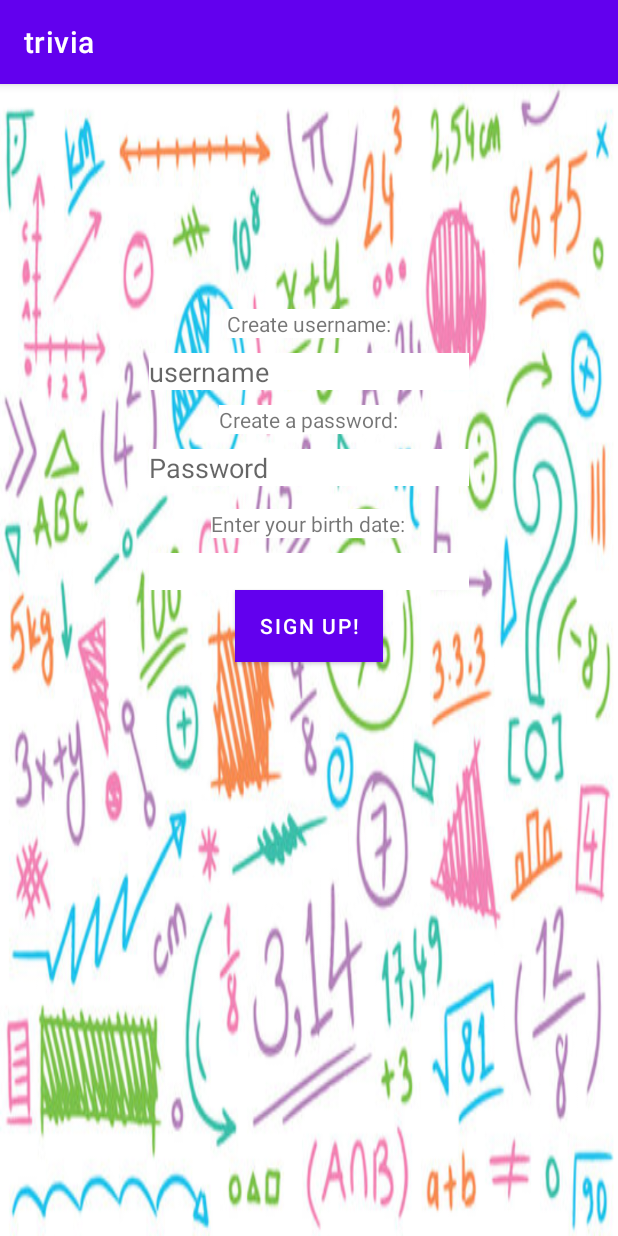
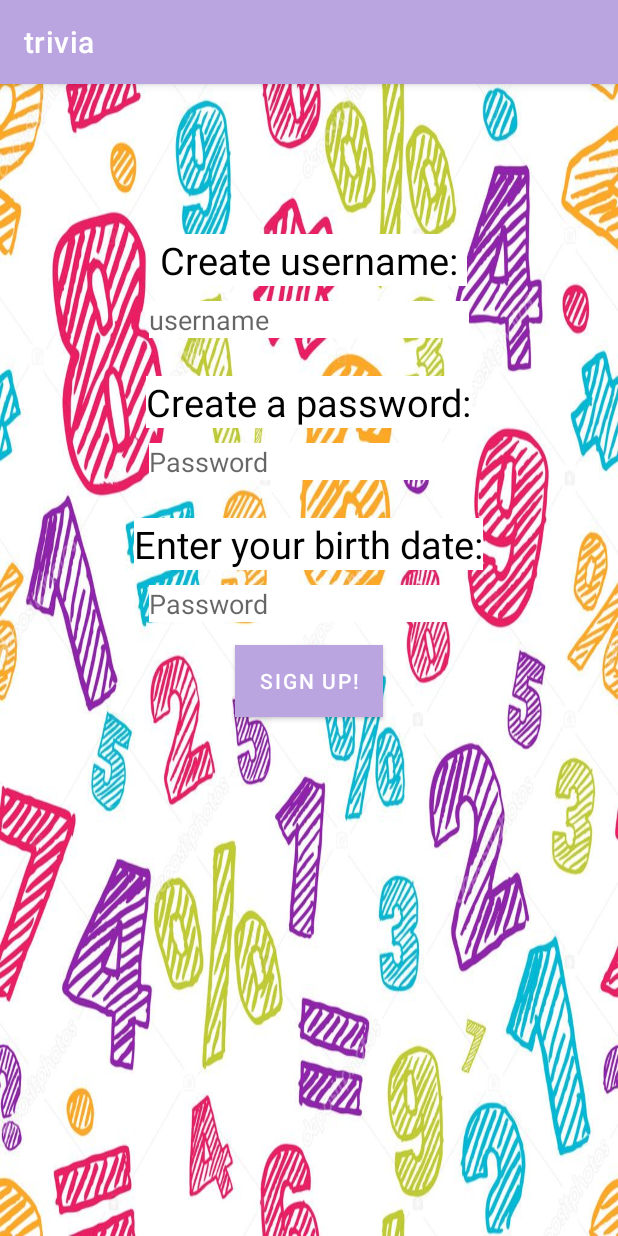
Before and after one commit to swiftie1321/TriviaProject, an Android app: the SignUpScreen screen opened directly, with no data from a screen before it, on a phone screen of 412 x 824 dp. Run offline under Robolectric (Android 15) with nearby library versions, the light colour scheme and no system bars.

Commit message:
Everything running smoothly. I've added an empty class of Profile. New background that is more relevant. Fixed past problems. Connected to FireBase. All systems are up-to-date.

```diff
--- a/app/build.gradle
+++ b/app/build.gradle
@@ -35,8 +35,8 @@ dependencies {
     implementation 'com.google.android.material:material:1.2.1'
     implementation 'androidx.constraintlayout:constraintlayout:2.0.4'
     implementation 'androidx.wear:wear:1.0.0'
-    implementation 'com.google.firebase:firebase-auth:19.2.0'
-    implementation 'com.google.firebase:firebase-database:19.2.1'
+    implementation 'com.google.firebase:firebase-auth:20.0.4'
+    implementation 'com.google.firebase:firebase-database:19.7.0'
     testImplementation 'junit:junit:4.+'
     androidTestImplementation 'androidx.test.ext:junit:1.1.2'
     androidTestImplementation 'androidx.test.espresso:espresso-core:3.3.0'
--- /dev/null
+++ b/app/src/main/java/com/example/trivia/ProfileClass.java
@@ -0,0 +1,5 @@
+package com.example.trivia;
+
+public class ProfileClass {
+
+}
--- a/app/src/main/java/com/example/trivia/SignUpScreen.java
+++ b/app/src/main/java/com/example/trivia/SignUpScreen.java
@@ -48,12 +48,11 @@ public class SignUpScreen extends AppCompatActivity implements View.OnClickListe
             Intent intent_sign_up = new Intent(this, logged_In_Screen.class);
             intent_sign_up.putExtra("username", username.getText().toString());
             intent_sign_up.putExtra("password", password.getText().toString());
-            intent_sign_up.putExtra("age", age.getText().toString());
 
             SharedPreferences.Editor edit = users_list.edit();
             edit.putString("username", username.getText().toString());
             edit.putString("password", password.getText().toString());
-            edit.putString("age", age.getText().toString());
+
             edit.commit();
             Toast.makeText(this,"User Created!", Toast.LENGTH_SHORT).show();
 
--- a/app/src/main/res/layout/activity_game.xml
+++ b/app/src/main/res/layout/activity_game.xml
@@ -6,6 +6,6 @@
     android:layout_width="match_parent"
     android:layout_height="match_parent"
     tools:context=".game"
-    android:background="@drawable/math_background">
+    android:background="@drawable/numbers">
 
   </LinearLayout>
--- a/app/src/main/res/layout/activity_sign_up_screen.xml
+++ b/app/src/main/res/layout/activity_sign_up_screen.xml
@@ -6,15 +6,17 @@
     android:layout_height="match_parent"
     android:orientation="vertical"
     tools:context=".SignUpScreen"
-    android:background="@drawable/math_background">
+    android:background="@drawable/numbers">
 
     <TextView
         android:layout_width="wrap_content"
         android:layout_height="wrap_content"
         android:background="@color/white"
-        android:text="Create username:"
+        android:textColor="@color/black"
+        android:text=" Create username: "
         android:layout_gravity="center"
-        android:layout_marginTop="150dp"/>
+        android:layout_marginTop="100dp"
+        android:textSize="25sp"/>
 
     <EditText
         android:id="@+id/editTextPersonName"
@@ -30,10 +32,12 @@
     <TextView
         android:layout_width="wrap_content"
         android:layout_height="wrap_content"
+        android:textSize="25sp"
         android:background="@color/white"
+        android:textColor="@color/black"
         android:text="Create a password:"
         android:layout_gravity="center"
-        android:layout_marginTop="10dp"/>
+        android:layout_marginTop="25dp"/>
 
     <EditText
         android:id="@+id/editTextNumberPassword"
@@ -49,10 +53,12 @@
     <TextView
         android:layout_width="wrap_content"
         android:layout_height="wrap_content"
+        android:textSize="25sp"
         android:background="@color/white"
+        android:textColor="@color/black"
         android:text="Enter your birth date:"
         android:layout_gravity="center"
-        android:layout_marginTop="15dp"/>
+        android:layout_marginTop="25dp"/>
 
     <EditText
         android:layout_width="wrap_content"
@@ -61,14 +67,17 @@
         android:layout_marginTop="10dp"
         android:layout_gravity="center"
         android:ems="10"
+        android:hint="Password"
         android:inputType="date"/>
 
     <Button
         android:id="@+id/signed_up_button"
         android:background="@android:color/white"
+        android:textColor="@android:color/white"
         android:layout_width="wrap_content"
         android:layout_height="wrap_content"
         android:text="Sign Up!"
-        android:layout_gravity="center" />
+        android:layout_gravity="center"
+        android:layout_marginTop="15dp"/>
 
 </LinearLayout>
--- a/app/src/main/res/values/colors.xml
+++ b/app/src/main/res/values/colors.xml
@@ -1,7 +1,7 @@
 <?xml version="1.0" encoding="utf-8"?>
 <resources>
     <color name="purple_200">#FFBB86FC</color>
-    <color name="purple_500">#FF6200EE</color>
+    <color name="purple_500">#BBA5E1</color>
     <color name="purple_700">#FF3700B3</color>
     <color name="teal_200">#FF03DAC5</color>
     <color name="teal_700">#FF018786</color>
--- a/build.gradle
+++ b/build.gradle
@@ -6,7 +6,7 @@ buildscript {
     }
     dependencies {
         classpath "com.android.tools.build:gradle:4.1.1"
-        classpath 'com.google.gms:google-services:4.3.3'
+        classpath 'com.google.gms:google-services:4.3.5'
 
         // NOTE: Do not place your application dependencies here; they belong
         // in the individual module build.gradle files
```
Also changed, not shown: app/src/main/res/layout/activity_logged__in__screen.xml (+8 -1 lines), app/src/main/res/layout/activity_main.xml (+7 -4 lines), app/src/main/res/drawable-normal/math_background1.jpg (added), app/src/main/res/drawable-normal/numbers.jpg (added).
